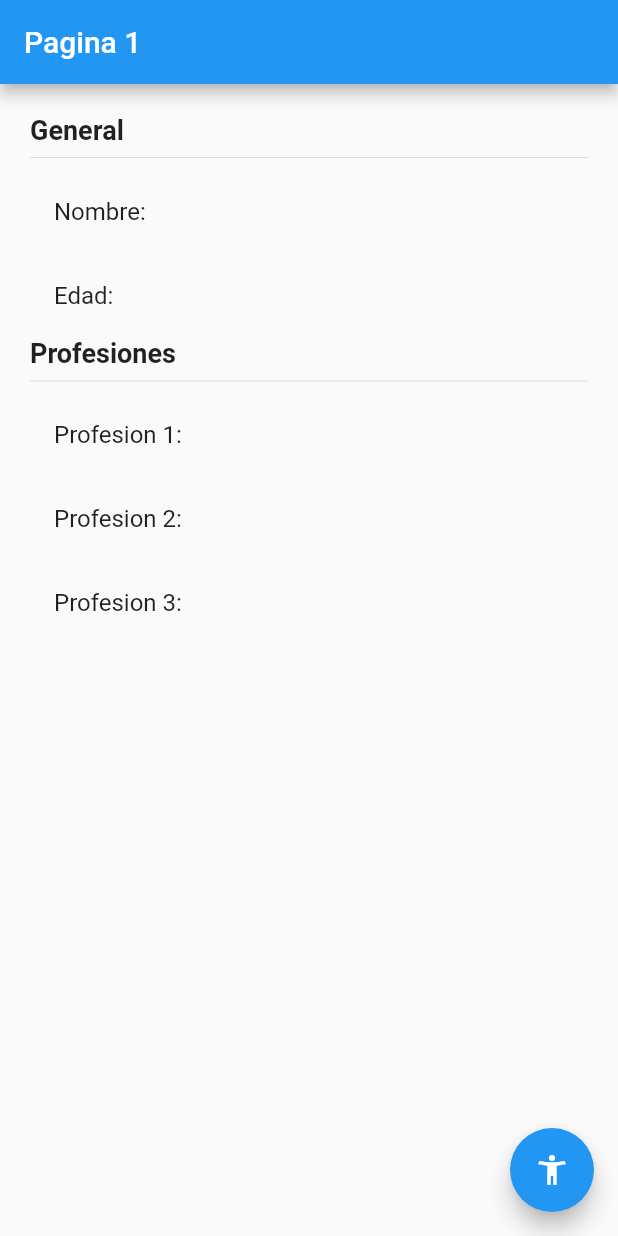
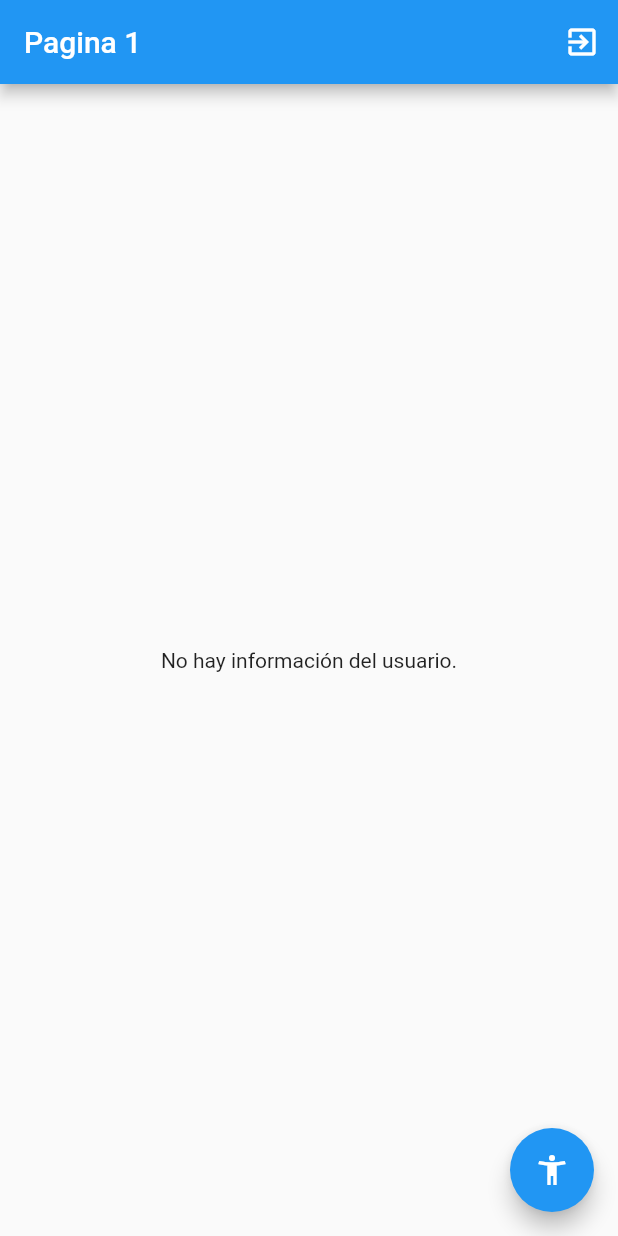
Before and after one commit to daniesquivelc97/estados-app, a Flutter app: the screen it shows after launch, on a phone screen of 412 x 824 dp. Run offline on Flutter 3.47's test engine with Material 2 defaults, Android fonts, the phone set to English and light mode, and no system bars; our stand-ins replace flutter_bloc.

Commit message:
Implementación de cubit

```diff
--- /dev/null
+++ b/lib/bloc/usuario/usuario_cubit.dart
@@ -0,0 +1,38 @@
+import 'package:estados_app/models/usuario.dart';
+import 'package:flutter_bloc/flutter_bloc.dart';
+import 'package:meta/meta.dart';
+
+part 'usuario_state.dart';
+
+class UsuarioCubit extends Cubit<UsuarioState> {
+  UsuarioCubit() : super(UsuarioInitial());
+
+  void seleccionarUsuario(Usuario user) {
+    emit(UsuarioActivo(user));
+  }
+
+  void cambiarEdad(int edad) {
+    final currentState = state;
+    if (currentState is UsuarioActivo) {
+      final newUser = currentState.usuario.copyWith(edad: edad);
+      emit(UsuarioActivo(newUser));
+    }
+  }
+
+  void agregarProfesion() {
+    final currentState = state;
+    if (currentState is UsuarioActivo) {
+      final newProfesiones = [
+        ...currentState.usuario.profesiones,
+        'Profesion ${currentState.usuario.profesiones.length + 1}'
+      ];
+      final newUser =
+          currentState.usuario.copyWith(profesiones: newProfesiones);
+      emit(UsuarioActivo(newUser));
+    }
+  }
+
+  void borrarUsuario() {
+    emit(UsuarioInitial());
+  }
+}
--- /dev/null
+++ b/lib/bloc/usuario/usuario_state.dart
@@ -0,0 +1,15 @@
+part of 'usuario_cubit.dart';
+
+@immutable
+abstract class UsuarioState {}
+
+class UsuarioInitial extends UsuarioState {
+  final existeUsuario = false;
+}
+
+class UsuarioActivo extends UsuarioState {
+  final existeUsuario = true;
+  final Usuario usuario;
+
+  UsuarioActivo(this.usuario);
+}
--- a/lib/main.dart
+++ b/lib/main.dart
@@ -1,13 +1,17 @@
+import 'package:estados_app/bloc/usuario/usuario_cubit.dart';
 import 'package:estados_app/pages/pagina1_page.dart';
 import 'package:estados_app/pages/pagina2_page.dart';
 import 'package:flutter/material.dart';
+import 'package:flutter_bloc/flutter_bloc.dart';
 
 void main() => runApp(MyApp());
 
 class MyApp extends StatelessWidget {
   @override
   Widget build(BuildContext context) {
-    return MaterialApp(
+    return MultiBlocProvider(
+      providers: [BlocProvider(create: (_) => UsuarioCubit())],
+      child: MaterialApp(
         debugShowCheckedModeBanner: false,
         title: 'Material App',
         initialRoute: 'pagina1',
@@ -15,6 +19,7 @@ class MyApp extends StatelessWidget {
           'pagina1': (_) => Pagina1Page(),
           'pagina2': (_) => Pagina2Page(),
         },
+      ),
     );
   }
 }
--- a/lib/models/usuario.dart
+++ b/lib/models/usuario.dart
@@ -1,11 +1,19 @@
 class Usuario {
-  String nombre;
-  int edad;
-  List<String> profesiones;
+  final String nombre;
+  final int edad;
+  final List<String> profesiones;
 
   Usuario({
     required this.nombre,
     required this.edad,
     required this.profesiones,
   });
+
+  Usuario copyWith({String? nombre, int? edad, List<String>? profesiones}) {
+    return Usuario(
+      nombre: nombre ?? this.nombre,
+      edad: edad ?? this.edad,
+      profesiones: profesiones ?? this.profesiones,
+    );
+  }
 }
--- a/lib/pages/pagina1_page.dart
+++ b/lib/pages/pagina1_page.dart
@@ -1,13 +1,24 @@
+import 'package:estados_app/bloc/usuario/usuario_cubit.dart';
+import 'package:estados_app/models/usuario.dart';
 import 'package:flutter/material.dart';
+import 'package:flutter_bloc/flutter_bloc.dart';
 
 class Pagina1Page extends StatelessWidget {
+  const Pagina1Page({Key? key}) : super(key: key);
+
   @override
   Widget build(BuildContext context) {
     return Scaffold(
       appBar: AppBar(
         title: const Text('Pagina 1'),
+        actions: [
+          IconButton(
+            onPressed: () => context.read<UsuarioCubit>().borrarUsuario(),
+            icon: const Icon(Icons.exit_to_app),
+          ),
+        ],
       ),
-      body: InformacionUsuario(),
+      body: const BodyScaffold(),
       floatingActionButton: FloatingActionButton(
         child: const Icon(Icons.accessibility_new),
         onPressed: () => Navigator.pushNamed(context, 'pagina2'),
@@ -16,9 +27,51 @@ class Pagina1Page extends StatelessWidget {
   }
 }
 
+class BodyScaffold extends StatelessWidget {
+  const BodyScaffold({
+    Key? key,
+  }) : super(key: key);
+
+  @override
+  Widget build(BuildContext context) {
+    return BlocBuilder<UsuarioCubit, UsuarioState>(
+      builder: (context, state) {
+        switch (state.runtimeType) {
+          case UsuarioInitial:
+            return const Center(
+              child: Text('No hay información del usuario.'),
+            );
+          case UsuarioActivo:
+            return InformacionUsuario(
+              usuario: (state as UsuarioActivo).usuario,
+            );
+          default:
+            return const Center(
+              child: Text('Estado no reconocido'),
+            );
+        }
+        // if (state is UsuarioInitial) {
+        //   return const Center(
+        //     child: Text('No hay información del usuario.'),
+        //   );
+        // } else if (state is UsuarioActivo) {
+        //   return InformacionUsuario(usuario: state.usuario);
+        // } else {
+        //   return const Center(
+        //     child: Text('Estado no reconocido'),
+        //   );
+        // }
+      },
+    );
+  }
+}
+
 class InformacionUsuario extends StatelessWidget {
+  final Usuario? usuario;
+
   const InformacionUsuario({
     Key? key,
+    this.usuario,
   }) : super(key: key);
 
   @override
@@ -29,32 +82,28 @@ class InformacionUsuario extends StatelessWidget {
       padding: const EdgeInsets.all(20.0),
       child: Column(
         crossAxisAlignment: CrossAxisAlignment.start,
-        children: const [
-          Text(
+        children: [
+          const Text(
             'General',
             style: TextStyle(fontSize: 18, fontWeight: FontWeight.bold),
           ),
-          Divider(),
+          const Divider(),
           ListTile(
-            title: Text('Nombre: '),
+            title: Text('Nombre: ${usuario?.nombre}'),
           ),
           ListTile(
-            title: Text('Edad: '),
+            title: Text('Edad: ${usuario?.edad}'),
           ),
-          Text(
+          const Text(
             'Profesiones',
             style: TextStyle(fontSize: 18, fontWeight: FontWeight.bold),
           ),
-          Divider(),
-          ListTile(
-            title: Text('Profesion 1: '),
-          ),
-          ListTile(
-            title: Text('Profesion 2: '),
-          ),
-          ListTile(
-            title: Text('Profesion 3: '),
-          ),
+          const Divider(),
+          ...?usuario?.profesiones
+              .map(((profesion) => ListTile(
+                    title: Text(profesion),
+                  )))
+              .toList(),
         ],
       ),
     );
--- a/pubspec.yaml
+++ b/pubspec.yaml
@@ -3,7 +3,7 @@ description: A new Flutter project.
 
 # The following line prevents the package from being accidentally published to
 # pub.dev using `flutter pub publish`. This is preferred for private packages.
-publish_to: 'none' # Remove this line if you wish to publish to pub.dev
+publish_to: "none" # Remove this line if you wish to publish to pub.dev
 
 # The following defines the version and build number for your application.
 # A version number is three numbers separated by dots, like 1.2.43
@@ -30,10 +30,10 @@ dependencies:
   flutter:
     sdk: flutter
 
-
   # The following adds the Cupertino Icons font to your application.
   # Use with the CupertinoIcons class for iOS style icons.
   cupertino_icons: ^1.0.2
+  flutter_bloc: ^8.0.1
 
 dev_dependencies:
   flutter_test:
@@ -51,7 +51,6 @@ dev_dependencies:
 
 # The following section is specific to Flutter.
 flutter:
-
   # The following line ensures that the Material Icons font is
   # included with your application, so that you can use the icons in
   # the material Icons class.
```
Also changed, not shown: lib/pages/pagina2_page.dart (+24 -3 lines), pubspec.lock. Lines whose indentation alone changed are shown as unchanged.
